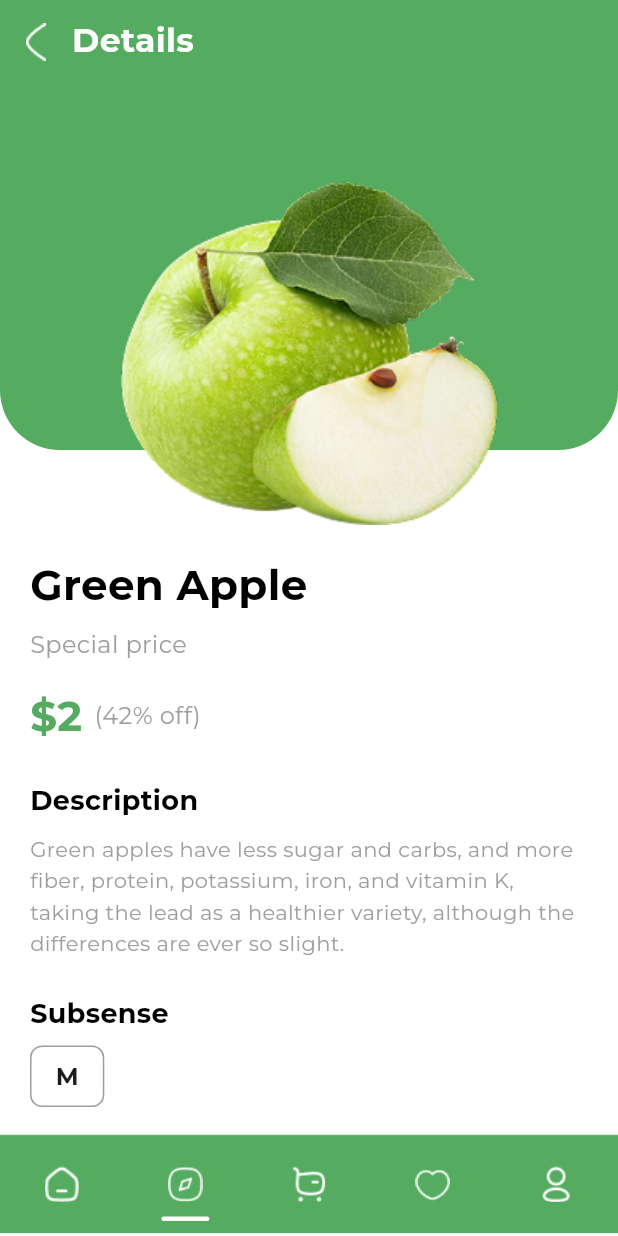
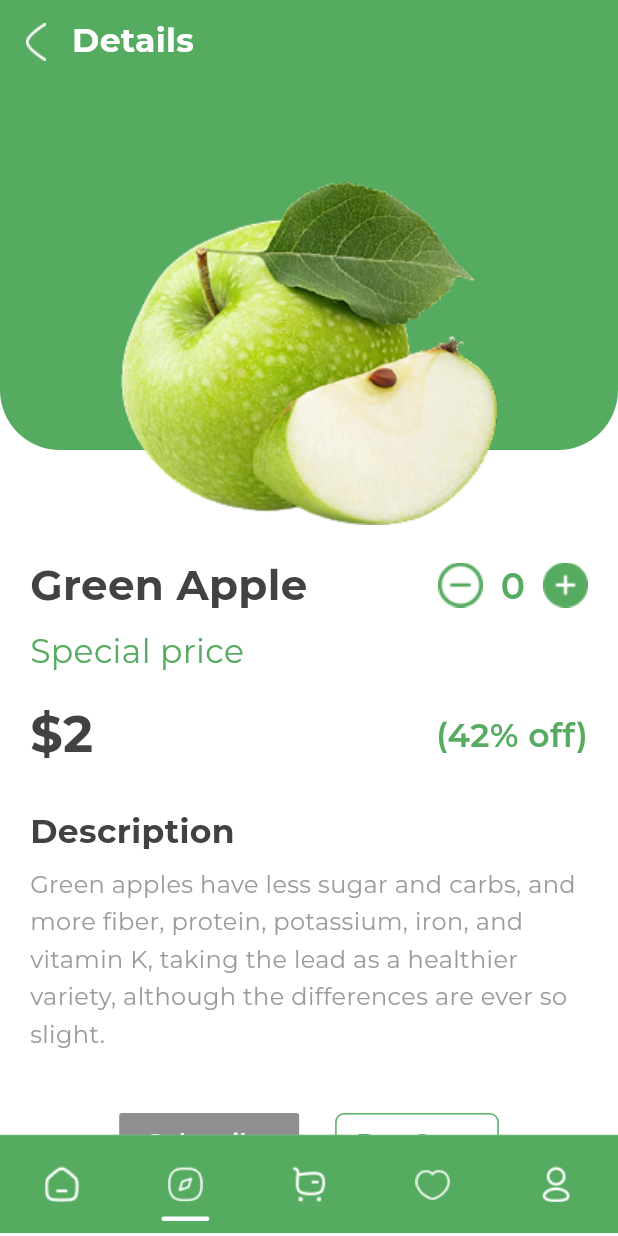
Before and after one commit to johntarus/flutter_grocery_store, a Flutter app: the ProductDetailScreen screen opened by its route, on a phone screen of 412 x 824 dp. Run offline on Flutter 3.47's test engine with Material 3 defaults, Android fonts, the phone set to English and light mode, and no system bars; our stand-ins replace flutter_svg, go_router, google_fonts.

```diff
--- a/lib/screens/product_detail/product_detail_screen.dart
+++ b/lib/screens/product_detail/product_detail_screen.dart
@@ -4,8 +4,17 @@ import 'package:google_fonts/google_fonts.dart';
 import '../../components/custom_header.dart';
 import '../../theme/app_colors.dart';
 
-class ProductDetailScreen extends StatelessWidget {
+class ProductDetailScreen extends StatefulWidget {
   const ProductDetailScreen({super.key});
+
+  @override
+  State<ProductDetailScreen> createState() => _ProductDetailScreenState();
+}
+
+class _ProductDetailScreenState extends State<ProductDetailScreen> {
+  final List<int> quantities = List.generate(1, (index) => 0);
+  int index = 0;
+  bool isSubscribed = false;
 
   @override
   Widget build(BuildContext context) {
@@ -13,7 +22,6 @@ class ProductDetailScreen extends StatelessWidget {
       backgroundColor: Colors.white,
       body: CustomScrollView(
         slivers: [
-          // Green top section with apple image
           SliverToBoxAdapter(
             child: Container(
               height: 300,
@@ -79,18 +87,81 @@ class ProductDetailScreen extends StatelessWidget {
     return Column(
       crossAxisAlignment: CrossAxisAlignment.start,
       children: [
+        Row(
+          children: [
             Text(
               'Green Apple',
               style: GoogleFonts.montserrat(
                 fontSize: 28,
                 fontWeight: FontWeight.bold,
-            color: Colors.black,
+                color: AppColors.darkColor,
               ),
+            ),
+            const Spacer(),
+            Row(
+              mainAxisSize: MainAxisSize.min,
+              crossAxisAlignment: CrossAxisAlignment.center,
+              children: [
+                GestureDetector(
+                  onTap: quantities[index] > 0
+                      ? () {
+                          setState(() {
+                            quantities[index]--;
+                          });
+                        }
+                      : null,
+                  child: SizedBox(
+                    width: 30,
+                    height: 30,
+                    child: Image.asset(
+                      'assets/icons/larger_remove_cart_icon.png',
+                      fit: BoxFit.contain,
+                    ),
+                  ),
+                ),
+                const SizedBox(width: 4),
+                SizedBox(
+                  width: 32,
+                  child: Text(
+                    quantities[index].toString(),
+                    textAlign: TextAlign.center,
+                    maxLines: 1,
+                    overflow: TextOverflow.visible,
+                    style: GoogleFonts.montserrat(
+                      fontSize: 24,
+                      color: AppColors.themeGreen,
+                      fontWeight: FontWeight.w600,
+                    ),
+                  ),
+                ),
+                const SizedBox(width: 4),
+                GestureDetector(
+                  onTap: () {
+                    setState(() {
+                      quantities[index]++;
+                    });
+                  },
+                  child: SizedBox(
+                    width: 30,
+                    height: 30,
+                    child: Image.asset(
+                      'assets/icons/larger_add_cart_icon.png',
+                      fit: BoxFit.contain,
+                    ),
+                  ),
+                ),
+              ],
+            ),
+          ],
         ),
         const SizedBox(height: 8),
         Text(
           'Special price',
-          style: GoogleFonts.montserrat(fontSize: 16, color: Colors.grey),
+          style: GoogleFonts.montserrat(
+            fontSize: 22,
+            fontWeight: FontWeight.w400,
+            color: AppColors.themeGreen,
+          ),
         ),
         const SizedBox(height: 16),
         Row(
@@ -98,15 +169,19 @@ class ProductDetailScreen extends StatelessWidget {
             Text(
               '\$2',
               style: GoogleFonts.montserrat(
-                fontSize: 28,
-                fontWeight: FontWeight.bold,
+                fontSize: 34,
+                fontWeight: FontWeight.w700,
+                color: AppColors.darkColor,
+              ),
+            ),
+            const Spacer(),
+            Text(
+              '(42% off)',
+              style: GoogleFonts.montserrat(
+                fontSize: 22,
+                fontWeight: FontWeight.w600,
                 color: AppColors.themeGreen,
               ),
-            ),
-            const SizedBox(width: 8),
-            Text(
-              '(42% off)',
-              style: GoogleFonts.montserrat(fontSize: 16, color: Colors.grey),
             ),
           ],
         ),
@@ -114,69 +189,85 @@ class ProductDetailScreen extends StatelessWidget {
         Text(
           'Description',
           style: GoogleFonts.montserrat(
-            fontSize: 18,
-            fontWeight: FontWeight.bold,
-            color: Colors.black,
+            fontSize: 22,
+            fontWeight: FontWeight.w700,
+            color: AppColors.darkColor,
           ),
         ),
         const SizedBox(height: 8),
         Text(
           'Green apples have less sugar and carbs, and more fiber, protein, potassium, iron, and vitamin K, taking the lead as a healthier variety, although the differences are ever so slight.',
           style: GoogleFonts.montserrat(
-            fontSize: 14,
-            color: Colors.grey,
-            height: 1.5,
+            fontSize: 16,
+            fontWeight: FontWeight.w400,
+            color: AppColors.greyColor,
+            height: 1.56,
           ),
         ),
-        const SizedBox(height: 24),
-        Text(
-          'Subsense',
-          style: GoogleFonts.montserrat(
-            fontSize: 18,
-            fontWeight: FontWeight.bold,
-            color: Colors.black,
+        const SizedBox(height: 40),
+        Row(
+          mainAxisAlignment: MainAxisAlignment.center,
+          children: [
+            SizedBox(
+              width: 120,
+              child: ElevatedButton(
+                onPressed: () {
+                  setState(() {
+                    isSubscribed = !isSubscribed;
+                  });
+                },
+                style: ElevatedButton.styleFrom(
+                  backgroundColor: isSubscribed
+                      ? AppColors.themeGreen
+                      : AppColors.greyBackgroundColor,
+                  foregroundColor: AppColors.white,
+                  shape: RoundedRectangleBorder(
+                    borderRadius: BorderRadius.circular(2),
                   ),
+                  padding: const EdgeInsets.symmetric(
+                    horizontal: 10,
+                    vertical: 8,
                   ),
-        const SizedBox(height: 8),
-        Row(
-          children: [
-            Container(
-              padding: const EdgeInsets.symmetric(horizontal: 16, vertical: 8),
-              decoration: BoxDecoration(
-                border: Border.all(color: Colors.grey),
-                borderRadius: BorderRadius.circular(8),
+                  minimumSize: const Size(0, 0),
+                  tapTargetSize: MaterialTapTargetSize.shrinkWrap,
+                  elevation: 0,
                 ),
                 child: Text(
-                'M',
+                  isSubscribed ? 'Subscribed' : 'Subscribe',
                   style: GoogleFonts.montserrat(
                     fontSize: 16,
-                  fontWeight: FontWeight.bold,
+                    color: AppColors.white,
+                    fontWeight: FontWeight.w600,
+                  ),
+                  textAlign: TextAlign.center,
                 ),
               ),
             ),
-          ],
+            const SizedBox(width: 24),
+            OutlinedButton(
+              onPressed: () {},
+              style: OutlinedButton.styleFrom(
+                side: const BorderSide(color: AppColors.themeGreen),
+                shape: RoundedRectangleBorder(
+                  borderRadius: BorderRadius.circular(6),
                 ),
-        const SizedBox(height: 40),
-        SizedBox(
-          width: double.infinity,
-          child: ElevatedButton(
-            onPressed: () {},
-            style: ElevatedButton.styleFrom(
-              backgroundColor: AppColors.themeGreen,
-              padding: const EdgeInsets.symmetric(vertical: 16),
-              shape: RoundedRectangleBorder(
-                borderRadius: BorderRadius.circular(12),
+                padding: const EdgeInsets.symmetric(
+                  horizontal: 14,
+                  vertical: 8,
                 ),
+                minimumSize: const Size(0, 0),
+                tapTargetSize: MaterialTapTargetSize.shrinkWrap,
               ),
               child: Text(
                 'Buy Once',
                 style: GoogleFonts.montserrat(
                   fontSize: 16,
-                fontWeight: FontWeight.bold,
-                color: Colors.white,
+                  color: AppColors.themeGreen,
+                  fontWeight: FontWeight.w600,
                 ),
               ),
             ),
+          ],
         ),
         const SizedBox(height: 30),
         Text(
```
Also changed, not shown: assets/icons/larger_add_cart_icon.png (added), assets/icons/larger_remove_cart_icon.png (added), assets/images/pineapple.png (added). Lines whose indentation alone changed are shown as unchanged.
